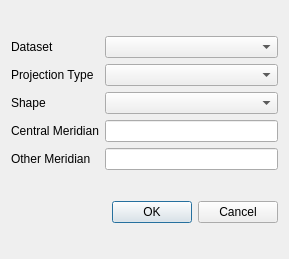
Old version of the form src/wiser/gui/ui_files/reference_system_creator.ui in the repository Ehlmann-research-group/WISER.
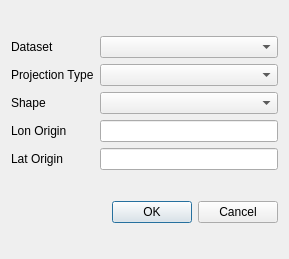
New version of the form.

Commit message: Changed name of residuals and spatial origins in ref system creator

```diff
--- a/src/wiser/gui/ui_files/reference_system_creator.ui
+++ b/src/wiser/gui/ui_files/reference_system_creator.ui
@@ -46,14 +46,14 @@
      <item row="5" column="0">
       <widget class="QLabel" name="lbl_lon_meridian">
        <property name="text">
-        <string>Other Meridian</string>
+        <string>Lat Origin</string>
        </property>
       </widget>
      </item>
      <item row="3" column="0">
       <widget class="QLabel" name="lbl_lat_meridian">
        <property name="text">
-        <string>Central Meridian</string>
+        <string>Lon Origin</string>
        </property>
       </widget>
      </item>
```
The commit also changes 1 other file.
